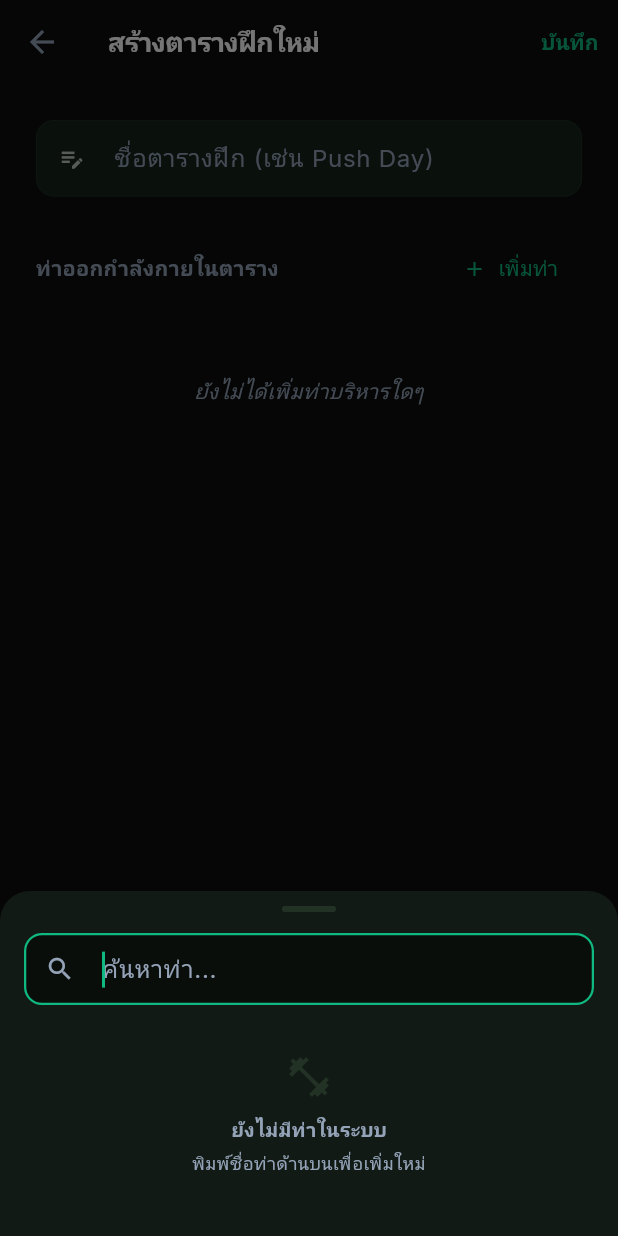
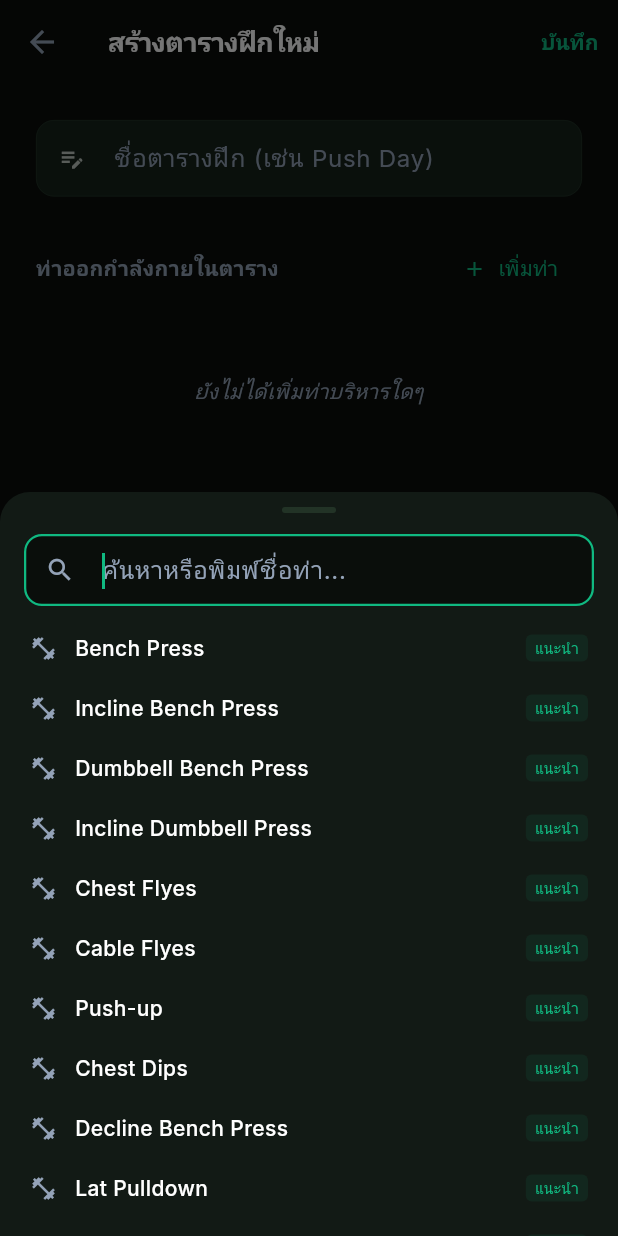
Before and after one commit to chetsadayut04/LIFT, a Flutter app: the _CreateRoutineScreen screen opened directly, after a tap on "เพิ่มท่า", on a phone screen of 412 x 824 dp. Run offline on Flutter 3.47's test engine with Material 3 defaults, Android fonts, the phone set to English and light mode, and no system bars; our stand-ins replace fl_chart, flutter_local_notifications, flutter_markdown, flutter_riverpod, google_fonts, google_sign_in and 6 more; missing offline and left inert: live_activities, mobile_scanner; accounts and stored records are empty; network calls fail.

Commit message:
feat: add exercise search functionality with CORS-safe web image utilities and preset database.

```diff
--- /dev/null
+++ b/lib/core/constants/preset_exercises.dart
@@ -0,0 +1,63 @@
+/// List of preset/standard exercises categorized for auto-completion and recommendations.
+const List<String> kPresetExercises = [
+  // Chest (อก)
+  'Bench Press',
+  'Incline Bench Press',
+  'Dumbbell Bench Press',
+  'Incline Dumbbell Press',
+  'Chest Flyes',
+  'Cable Flyes',
+  'Push-up',
+  'Chest Dips',
+  'Decline Bench Press',
+
+  // Back (หลัง)
+  'Lat Pulldown',
+  'Pull-up',
+  'Chin-up',
+  'Barbell Row',
+  'Dumbbell Row',
+  'Seated Cable Row',
+  'Deadlift',
+  'T-Bar Row',
+  'Face Pull',
+  'Hyperextension',
+
+  // Legs (ขา)
+  'Barbell Squat',
+  'Goblet Squat',
+  'Leg Press',
+  'Romanian Deadlift',
+  'Leg Extension',
+  'Lying Leg Curl',
+  'Seated Leg Curl',
+  'Calf Raise',
+  'Bulgarian Split Squat',
+  'Walking Lunge',
+
+  // Shoulders (ไหล่)
+  'Overhead Press (OHP)',
+  'Dumbbell Shoulder Press',
+  'Lateral Raise',
+  'Front Raise',
+  'Rear Delt Fly',
+  'Arnold Press',
+  'Barbell Shrug',
+
+  // Arms (แขน - Biceps & Triceps)
+  'Barbell Curl',
+  'Dumbbell Bicep Curl',
+  'Hammer Curl',
+  'Preacher Curl',
+  'Tricep Pushdown',
+  'Skullcrusher',
+  'Overhead Tricep Extension',
+  'Tricep Dips',
+
+  // Core / Abs (ท้อง)
+  'Cable Crunch',
+  'Hanging Leg Raise',
+  'Plank',
+  'Ab Wheel Rollout',
+  'Russian Twist',
+];
--- a/lib/features/workout/add_exercise_dialog.dart
+++ b/lib/features/workout/add_exercise_dialog.dart
@@ -1,5 +1,7 @@
 import 'package:flutter/material.dart';
+import '../../core/constants/preset_exercises.dart';
 import '../../core/database/exercise_dao.dart';
+import '../../core/utils/exercise_search_helper.dart';
 
 // ลบค่าสีคงที่เพื่อให้ดึงจาก Theme.of(context) ไดนามิก
 
@@ -83,19 +85,52 @@ class _AddExerciseSheetState extends State<_AddExerciseSheet> {
     }
   }
 
+  List<String> get _combinedCandidates {
+    final Set<String> seenLower = {};
+    final List<String> result = [];
+
+    void addList(List<String> list) {
+      for (final item in list) {
+        final trimmed = item.trim();
+        if (trimmed.isEmpty) continue;
+        if (seenLower.add(trimmed.toLowerCase())) {
+          result.add(trimmed);
+        }
+      }
+    }
+
+    addList(_recent);
+    addList(_all);
+    addList(kPresetExercises);
+    return result;
+  }
+
   List<String> get _filtered {
-    if (_query.isEmpty) return _all;
-    final q = _query.toLowerCase();
-    return _all.where((s) => s.toLowerCase().contains(q)).toList();
+    final candidates = _combinedCandidates;
+    if (_query.isEmpty) return candidates;
+    return ExerciseSearchHelper.searchAndRank(
+      query: _query,
+      candidates: candidates,
+    );
+  }
+
+  List<String> get _suggestions {
+    if (_query.trim().isEmpty) return [];
+    return ExerciseSearchHelper.getTopSuggestions(
+      query: _query,
+      candidates: _combinedCandidates,
+      limit: 5,
+    );
   }
 
   bool get _hasExactMatch =>
-      _all.any((s) => s.toLowerCase() == _query.toLowerCase().trim());
+      _combinedCandidates.any((s) => s.toLowerCase() == _query.toLowerCase().trim());
 
   @override
   Widget build(BuildContext context) {
     final bottom = MediaQuery.of(context).viewInsets.bottom;
     final filtered = _filtered;
+    final suggestions = _suggestions;
     final theme = Theme.of(context);
     final textMuted = theme.textTheme.bodySmall?.color ?? Colors.grey;
     final accent = theme.colorScheme.primary;
@@ -132,7 +167,7 @@ class _AddExerciseSheetState extends State<_AddExerciseSheet> {
               autofocus: true,
               textCapitalization: TextCapitalization.words,
               decoration: InputDecoration(
-                hintText: 'ค้นหาท่า...',
+                hintText: 'ค้นหาหรือพิมพ์ชื่อท่า...',
                 prefixIcon: Icon(Icons.search, size: 20, color: textMuted),
                 suffixIcon: _query.isNotEmpty
                     ? IconButton(
@@ -157,6 +192,40 @@ class _AddExerciseSheetState extends State<_AddExerciseSheet> {
               },
             ),
           ),
+
+          // Quick Suggestion Chips (only when searching)
+          if (_query.isNotEmpty && suggestions.isNotEmpty) ...[
+            const SizedBox(height: 8),
+            SizedBox(
+              height: 34,
+              child: ListView.separated(
+                scrollDirection: Axis.horizontal,
+                padding: const EdgeInsets.symmetric(horizontal: 16),
+                itemCount: suggestions.length,
+                separatorBuilder: (_, __) => const SizedBox(width: 8),
+                itemBuilder: (context, idx) {
+                  final suggestionName = suggestions[idx];
+                  return ActionChip(
+                    avatar: Icon(Icons.bolt, size: 14, color: accent),
+                    label: Text(
+                      suggestionName,
+                      style: TextStyle(
+                        fontSize: 12,
+                        fontWeight: FontWeight.w600,
+                        color: theme.textTheme.bodyMedium?.color,
+                      ),
+                    ),
+                    onPressed: () => _select(suggestionName),
+                    backgroundColor: accent.withValues(alpha: 0.12),
+                    side: BorderSide(color: accent.withValues(alpha: 0.3)),
+                    visualDensity: VisualDensity.compact,
+                    padding: const EdgeInsets.symmetric(horizontal: 2),
+                  );
+                },
+              ),
+            ),
+          ],
+
           const SizedBox(height: 8),
 
           // List
@@ -177,11 +246,13 @@ class _AddExerciseSheetState extends State<_AddExerciseSheet> {
                         onLongPress: () => _deleteExercise(n),
                       )),
                   const SizedBox(height: 8),
-                  const _SectionLabel('ทั้งหมด'),
+                  const _SectionLabel('ทั้งหมด / แนะนำ'),
+                ] else if (_query.isNotEmpty) ...[
+                  const _SectionLabel('ผลการค้นหาใกล้เคียง'),
                 ],
 
                 // Filtered / all list
-                if (_all.isEmpty && _query.isEmpty)
+                if (filtered.isEmpty && _query.isEmpty)
                   Padding(
                     padding: const EdgeInsets.symmetric(vertical: 24),
                     child: Column(
@@ -200,7 +271,7 @@ class _AddExerciseSheetState extends State<_AddExerciseSheet> {
                   Padding(
                     padding: const EdgeInsets.symmetric(vertical: 16),
                     child: Text(
-                      'ไม่พบ "$_query"',
+                      'ไม่พบท่าที่ชื่อว่า "$_query"',
                       textAlign: TextAlign.center,
                       style: TextStyle(fontSize: 13, color: textMuted),
                     ),
@@ -208,8 +279,9 @@ class _AddExerciseSheetState extends State<_AddExerciseSheet> {
                 else
                   ...filtered.map((n) => _ExerciseItem(
                         name: n,
+                        isPreset: kPresetExercises.contains(n) && !_all.contains(n) && !_recent.contains(n),
                         onTap: () => _select(n),
-                        onLongPress: () => _deleteExercise(n),
+                        onLongPress: _all.contains(n) ? () => _deleteExercise(n) : null,
                       )),
 
                 // Create new option
@@ -263,6 +335,7 @@ class _ExerciseItem extends StatelessWidget {
   final IconData icon;
   final Color? iconColor;
   final Color? nameColor;
+  final bool isPreset;
 
   const _ExerciseItem({
     required this.name,
@@ -271,6 +344,7 @@ class _ExerciseItem extends StatelessWidget {
     this.icon = Icons.fitness_center,
     this.iconColor,
     this.nameColor,
+    this.isPreset = false,
   });
 
   @override
@@ -299,6 +373,22 @@ class _ExerciseItem extends StatelessWidget {
                 ),
               ),
             ),
+            if (isPreset)
+              Container(
+                padding: const EdgeInsets.symmetric(horizontal: 6, vertical: 2),
+                decoration: BoxDecoration(
+                  color: theme.colorScheme.primary.withValues(alpha: 0.08),
+                  borderRadius: BorderRadius.circular(4),
+                ),
+                child: Text(
+                  'แนะนำ',
+                  style: TextStyle(
+                    fontSize: 10,
+                    fontWeight: FontWeight.w500,
+                    color: theme.colorScheme.primary,
+                  ),
+                ),
+              ),
           ],
         ),
       ),
```
Also changed, not shown: lib/core/utils/exercise_search_helper.dart (added, +107 -0 lines), 1 other file.
